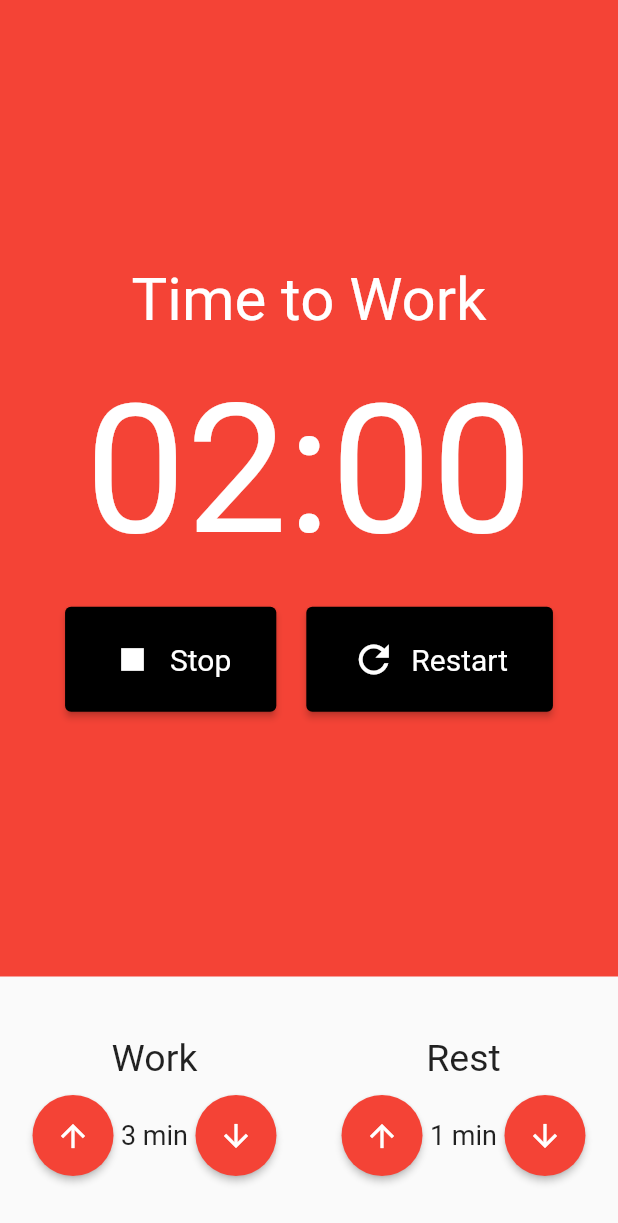
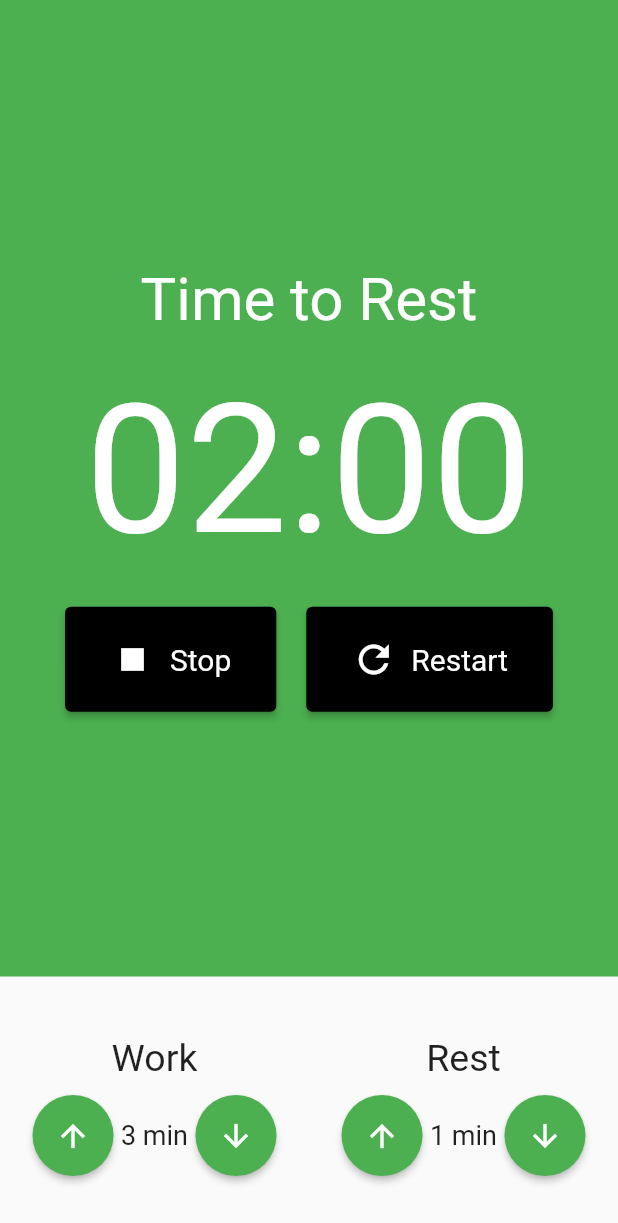
Before and after one commit to Luis020-hub/Pomodoro, a Flutter app: the screen it shows after launch, after a tap on "Start", on a phone screen of 412 x 824 dp. Shown: the top 1223 px of the screen. Run offline on Flutter 3.47's test engine with Material 2 defaults, Android fonts, the phone set to English and light mode, and no system bars; our stand-ins replace flutter_mobx, mobx; generated files the repository leaves out were written again.

Commit message:
16/05/2023
- Criando um observable para controlar a hora que está trabalhando e descansando.
- Alterando as cores da aplicação conforme a atividade trabalhando/descansando.

```diff
--- a/lib/components/counter.dart
+++ b/lib/components/counter.dart
@@ -12,13 +12,13 @@ class Counter extends StatelessWidget {
     final store = Provider.of<PomodoroStore>(context);
 
     return Container(
-      color: Colors.red,
+      color: store.working() ? Colors.red : Colors.green,
       child: Column(
         mainAxisAlignment: MainAxisAlignment.center,
         children: [
-          const Text(
-            'Time to Work',
-            style: TextStyle(
+          Text(
+            store.working() ? 'Time to Work' : 'Time to Rest',
+            style: const TextStyle(
               fontSize: 40,
               color: Colors.white,
             ),
--- a/lib/components/input_time.dart
+++ b/lib/components/input_time.dart
@@ -1,4 +1,7 @@
 import 'package:flutter/material.dart';
+import 'package:provider/provider.dart';
+
+import '../store/pomodoro.store.dart';
 
 class InputTime extends StatelessWidget {
   final String title;
@@ -16,6 +19,8 @@ class InputTime extends StatelessWidget {
 
   @override
   Widget build(BuildContext context) {
+    final store = Provider.of<PomodoroStore>(context);
+
     return Column(
       crossAxisAlignment: CrossAxisAlignment.center,
       children: [
@@ -34,7 +39,7 @@ class InputTime extends StatelessWidget {
               style: ElevatedButton.styleFrom(
                 shape: const CircleBorder(),
                 padding: const EdgeInsets.all(15),
-                backgroundColor: Colors.red,
+                backgroundColor: store.working() ? Colors.red : Colors.green,
               ),
               child: const Icon(
                 Icons.arrow_upward,
@@ -52,7 +57,7 @@ class InputTime extends StatelessWidget {
               style: ElevatedButton.styleFrom(
                 shape: const CircleBorder(),
                 padding: const EdgeInsets.all(15),
-                backgroundColor: Colors.red,
+                backgroundColor: store.working() ? Colors.red : Colors.green,
               ),
               child: const Icon(
                 Icons.arrow_downward,
--- a/lib/store/pomodoro.store.dart
+++ b/lib/store/pomodoro.store.dart
@@ -1,8 +1,12 @@
+// ignore_for_file: constant_identifier_names, library_private_types_in_public_api
+
 import 'package:mobx/mobx.dart';
 
 part 'pomodoro.store.g.dart';
 
 class PomodoroStore = _PomodoroStore with _$PomodoroStore;
+
+enum BreakType { WORK, REST }
 
 abstract class _PomodoroStore with Store {
   @observable
@@ -19,6 +23,9 @@ abstract class _PomodoroStore with Store {
 
   @observable
   int restTime = 1;
+
+  @observable
+  BreakType breakType = BreakType.REST;
 
   @action
   void start() {
@@ -54,4 +61,12 @@ abstract class _PomodoroStore with Store {
   void decTimeRest() {
     restTime--;
   }
+
+  bool working() {
+    return breakType == BreakType.WORK;
+  }
+
+  bool resting() {
+    return breakType == BreakType.REST;
+  }
 }
```
